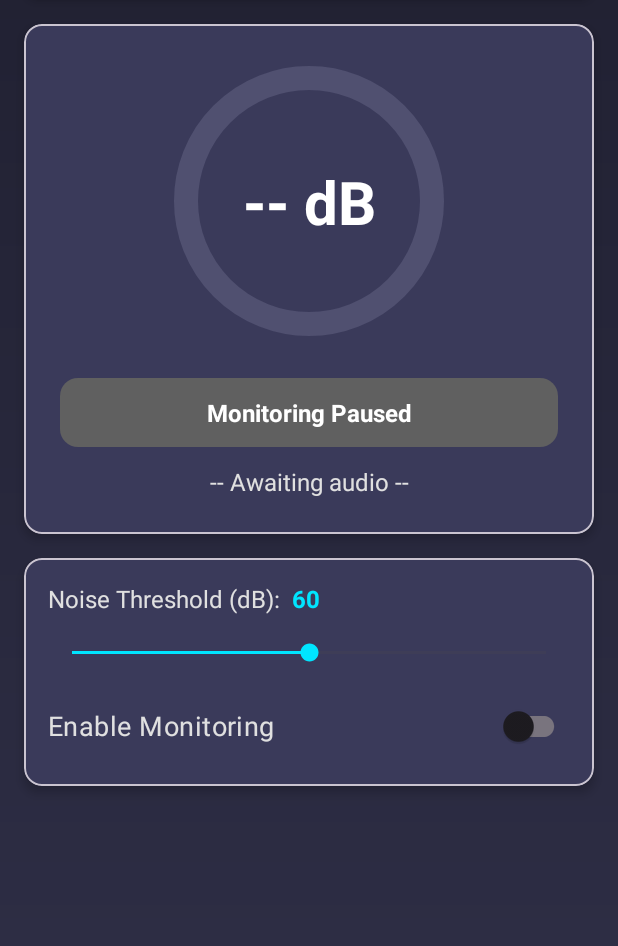
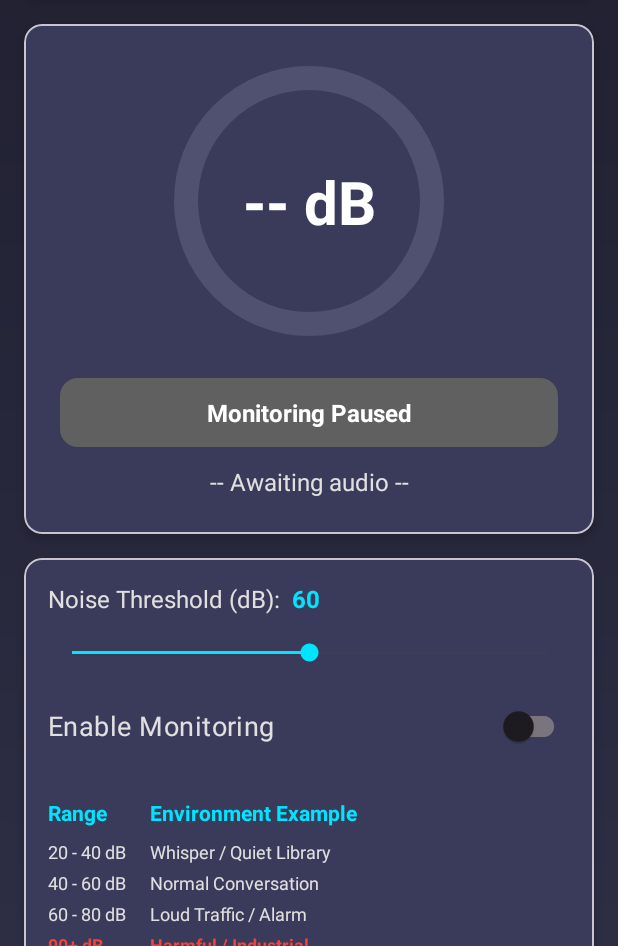
Before and after one commit to AryanKo/SilencerApp, an Android app: the layout activity_main.xml on its own in the app's theme, with its tools: preview values and no code run, on a phone screen of 412 x 824 dp, the part 290-1236 px from its top. Run offline under Robolectric (Android 15) with nearby library versions, the phone set to English and light mode, and no system bars.

Commit message:
Update: Add decibel reference table, live analogy text, and haptic feedback logic

```diff
--- a/app/src/main/AndroidManifest.xml
+++ b/app/src/main/AndroidManifest.xml
@@ -7,6 +7,7 @@
     <uses-permission android:name="android.permission.FOREGROUND_SERVICE" />
     <uses-permission android:name="android.permission.FOREGROUND_SERVICE_MICROPHONE" />
     <uses-permission android:name="android.permission.POST_NOTIFICATIONS"/>
+    <uses-permission android:name="android.permission.VIBRATE" />
 
     <application
         android:allowBackup="true"
--- a/app/src/main/res/layout/activity_main.xml
+++ b/app/src/main/res/layout/activity_main.xml
@@ -123,6 +123,7 @@
                 app:layout_constraintTop_toBottomOf="@id/progressDecibel"
                 app:layout_constraintStart_toStartOf="parent"
                 app:layout_constraintEnd_toEndOf="parent" />
+
             <TextView
                 android:id="@+id/tvDecibelAnalogy"
                 android:layout_width="0dp"
@@ -203,8 +204,86 @@
                 android:textSize="18sp"
                 app:layout_constraintTop_toBottomOf="@id/seekThreshold"
                 app:layout_constraintStart_toStartOf="parent"
+                app:layout_constraintEnd_toEndOf="parent" />
+
+            <TableLayout
+                android:id="@+id/tableReference"
+                android:layout_width="match_parent"
+                android:layout_height="wrap_content"
+                android:layout_marginTop="24dp"
+                android:stretchColumns="1"
+                app:layout_constraintTop_toBottomOf="@id/switchMonitoring"
+                app:layout_constraintStart_toStartOf="parent"
                 app:layout_constraintEnd_toEndOf="parent"
-                app:layout_constraintBottom_toBottomOf="parent" /> </androidx.constraintlayout.widget.ConstraintLayout>
+                app:layout_constraintBottom_toBottomOf="parent">
+
+                <TableRow android:paddingBottom="8dp">
+                    <TextView
+                        android:text="Range"
+                        android:textStyle="bold"
+                        android:textColor="@color/accent_cyan"
+                        android:textSize="14sp" />
+                    <TextView
+                        android:text="Environment Example"
+                        android:textStyle="bold"
+                        android:textColor="@color/accent_cyan"
+                        android:paddingStart="16dp"
+                        android:textSize="14sp" />
+                </TableRow>
+
+                <TableRow android:paddingBottom="4dp">
+                    <TextView
+                        android:text="20 - 40 dB"
+                        android:textColor="@color/text_light"
+                        android:textSize="12sp" />
+                    <TextView
+                        android:text="Whisper / Quiet Library"
+                        android:textColor="@color/text_light"
+                        android:paddingStart="16dp"
+                        android:textSize="12sp" />
+                </TableRow>
+
+                <TableRow android:paddingBottom="4dp">
+                    <TextView
+                        android:text="40 - 60 dB"
+                        android:textColor="@color/text_light"
+                        android:textSize="12sp" />
+                    <TextView
+                        android:text="Normal Conversation"
+                        android:textColor="@color/text_light"
+                        android:paddingStart="16dp"
+                        android:textSize="12sp" />
+                </TableRow>
+
+                <TableRow android:paddingBottom="4dp">
+                    <TextView
+                        android:text="60 - 80 dB"
+                        android:textColor="@color/text_light"
+                        android:textSize="12sp" />
+                    <TextView
+                        android:text="Loud Traffic / Alarm"
+                        android:textColor="@color/text_light"
+                        android:paddingStart="16dp"
+                        android:textSize="12sp" />
+                </TableRow>
+
+                <TableRow>
+                    <TextView
+                        android:text="90+ dB"
+                        android:textColor="#F44336"
+                        android:textStyle="bold"
+                        android:textSize="12sp" />
+                    <TextView
+                        android:text="Harmful / Industrial"
+                        android:textColor="#F44336"
+                        android:textStyle="bold"
+                        android:paddingStart="16dp"
+                        android:textSize="12sp" />
+                </TableRow>
+
+            </TableLayout>
+
+        </androidx.constraintlayout.widget.ConstraintLayout>
     </com.google.android.material.card.MaterialCardView>
 
 </androidx.constraintlayout.widget.ConstraintLayout>
```
Also changed, not shown: app/src/main/java/com/Aryan/SilencerApp/SoundMonitoringService.kt (+76 -94 lines).
